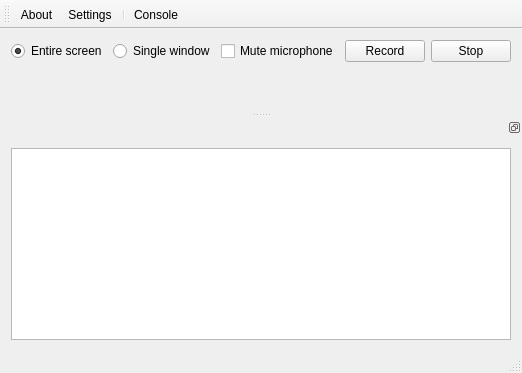
Above: mainwindow.ui from froksen/FDesktopRecorder before the change. Below: the same form after it.
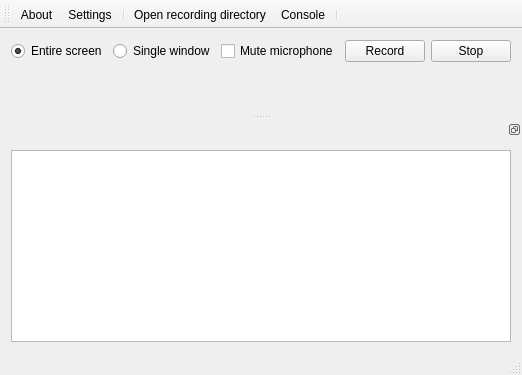
That is the form after the change. Icons and pictures are not drawn.

```diff
--- a/mainwindow.ui
+++ b/mainwindow.ui
@@ -6,8 +6,8 @@
    <rect>
     <x>0</x>
     <y>0</y>
-    <width>508</width>
-    <height>373</height>
+    <width>512</width>
+    <height>375</height>
    </rect>
   </property>
   <property name="sizePolicy">
@@ -138,7 +138,9 @@
    <addaction name="actionAbout"/>
    <addaction name="actionSettings"/>
    <addaction name="separator"/>
+   <addaction name="actionOpen_recording_directory"/>
    <addaction name="actionConsole"/>
+   <addaction name="separator"/>
   </widget>
   <widget class="QStatusBar" name="statusBar"/>
   <widget class="QDockWidget" name="dockWidget">
@@ -199,7 +201,18 @@
     <string>Shows a console where you can see the output. Usefull if recording fails.</string>
    </property>
    <property name="statusTip">
-    <string>Show console output</string>
+    <string>Show/Hide console output</string>
+   </property>
+  </action>
+  <action name="actionOpen_recording_directory">
+   <property name="text">
+    <string>Open recording directory</string>
+   </property>
+   <property name="toolTip">
+    <string>Open directory containing your recordings</string>
+   </property>
+   <property name="statusTip">
+    <string>Open directory containing your recordings</string>
    </property>
   </action>
  </widget>
```
Left out of the diff: 2 changed lines with no effect on the pictures.
